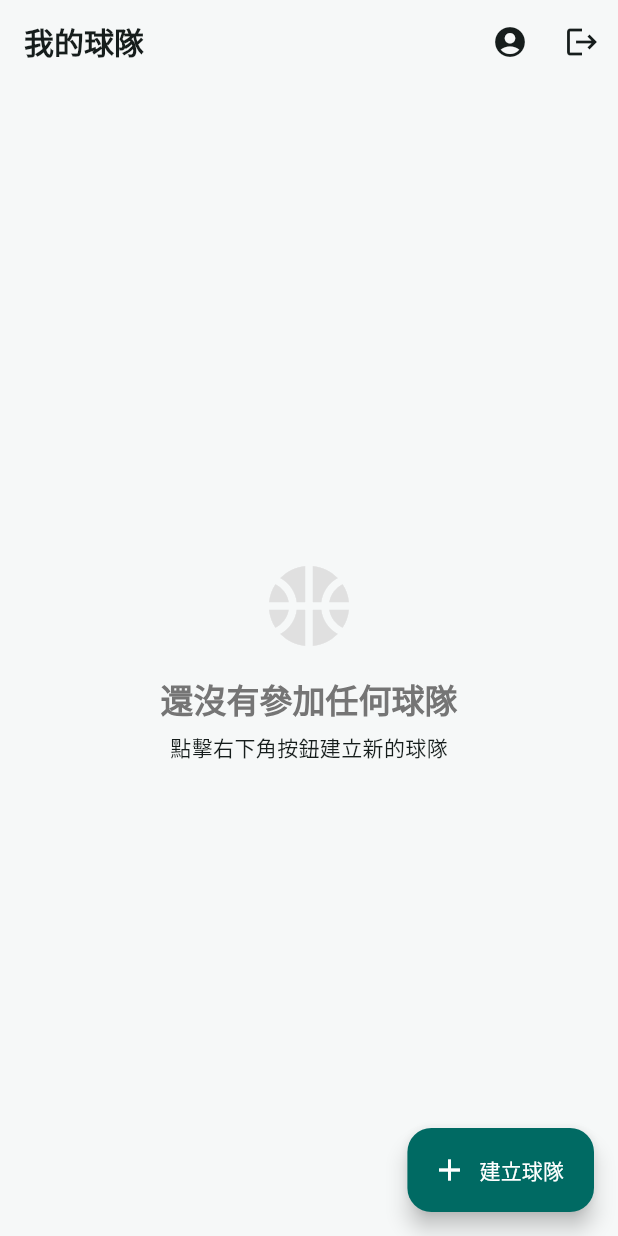
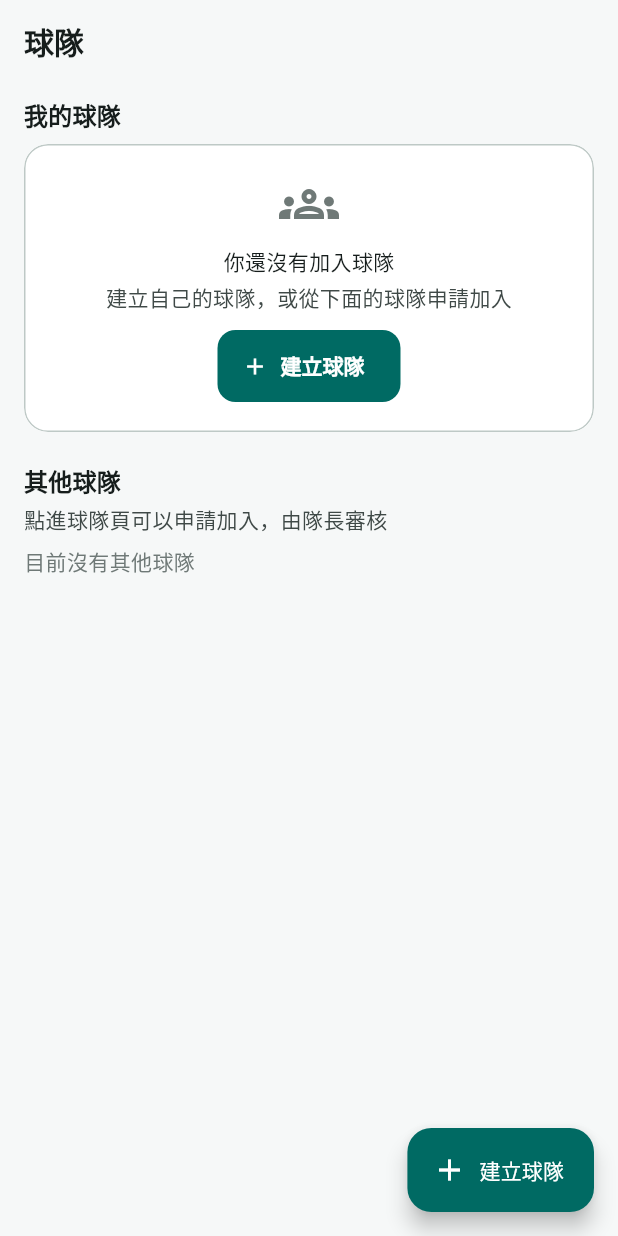
Before and after one commit to misawa3017/Jiuka, a Flutter app: the HomeScreen screen opened by its route, on a phone screen of 412 x 824 dp. Run offline on Flutter 3.47's test engine with Material 3 defaults, Android fonts, the phone set to English and light mode, and no system bars; our stand-ins replace cloud_firestore, cloud_functions, firebase_auth, firebase_core, firebase_messaging, go_router and 4 more; missing offline and left inert: dart:ui_web; accounts and stored records are empty.

Commit message:
球隊入口移到首頁，球隊頁分成我的球隊與其他球隊
- 首頁頂部新增「球隊」圖示，一鍵進入
- 球隊頁分成「我的球隊」（標示隊長／幹部／隊員）與「其他球隊」
  （點進去可申請加入），原本混在一起列出全部球隊
- 沒有球隊時顯示「建立球隊」按鈕；改用新版卡片設計

Co-Authored-By: Claude Opus 5.5 <noreply@anthropic.com>

```diff
--- a/lib/features/home/screens/explore_screen.dart
+++ b/lib/features/home/screens/explore_screen.dart
@@ -94,6 +94,11 @@ class _ExploreScreenState extends State<ExploreScreen> {
           if (auth.isAuthenticated) ...[
             NotificationBell(userId: auth.currentUser!.id),
             IconButton(
+              tooltip: '球隊',
+              onPressed: () => context.push('/groups'),
+              icon: const Icon(Icons.groups_outlined),
+            ),
+            IconButton(
               tooltip: '我的場次',
               onPressed: () => context.push('/my-events'),
               icon: const Icon(Icons.event_note_outlined),
@@ -112,7 +117,7 @@ class _ExploreScreenState extends State<ExploreScreen> {
                 ),
                 const PopupMenuDivider(),
                 const PopupMenuItem(value: '/profile', child: Text('個人檔案')),
-                const PopupMenuItem(value: '/groups', child: Text('我的球隊')),
+                const PopupMenuItem(value: '/groups', child: Text('球隊')),
                 if (auth.isAdmin)
                   const PopupMenuItem(value: '/admin', child: Text('管理後台')),
                 const PopupMenuItem(value: 'logout', child: Text('登出')),
--- a/lib/features/home/screens/home_screen.dart
+++ b/lib/features/home/screens/home_screen.dart
@@ -1,9 +1,13 @@
 import 'package:flutter/material.dart';
+import 'package:go_router/go_router.dart';
 import 'package:provider/provider.dart';
-import 'package:go_router/go_router.dart';
+
+import '../../../components/content_width.dart';
 import '../../auth/repositories/auth_repository.dart';
+import '../../groups/models/group_model.dart';
 import '../../groups/repositories/group_repository.dart';
 
+/// 球隊總覽：上面是自己加入的球隊（標示角色），下面是其他球隊（點進去可申請加入）。
 class HomeScreen extends StatelessWidget {
   const HomeScreen({super.key});
 
@@ -11,35 +15,20 @@ class HomeScreen extends StatelessWidget {
   Widget build(BuildContext context) {
     final authRepo = context.watch<AuthRepository>();
     final groupRepo = context.watch<GroupRepository>();
-
-    // If not logged in, show welcome/login prompt (Ideally Router handles redirect)
-    if (!authRepo.isAuthenticated) {
-      return Scaffold(body: Center(child: CircularProgressIndicator()));
+    final user = authRepo.currentUser;
+    if (user == null) {
+      return const Scaffold(body: Center(child: CircularProgressIndicator()));
     }
-
-    final user = authRepo.currentUser!;
-    final allGroups = groupRepo.groups;
+    final theme = Theme.of(context);
+    final mine = groupRepo.groups.where((g) => g.isMember(user.id)).toList();
+    final others = groupRepo.groups.where((g) => !g.isMember(user.id)).toList();
 
     return Scaffold(
-      appBar: AppBar(
-        title: const Text('我的球隊'),
-        actions: [
-          IconButton(
-            icon: const Icon(Icons.account_circle),
-            onPressed: () => context.push('/profile'),
-          ),
-          IconButton(
-            icon: const Icon(Icons.logout),
-            onPressed: () async {
-              await authRepo.logout();
-              if (context.mounted && authRepo.errorMessage != null) {
-                ScaffoldMessenger.of(
-                  context,
-                ).showSnackBar(SnackBar(content: Text(authRepo.errorMessage!)));
-              }
-            },
-          ),
-        ],
+      appBar: AppBar(title: const Text('球隊')),
+      floatingActionButton: FloatingActionButton.extended(
+        onPressed: () => context.push('/create-group'),
+        icon: const Icon(Icons.add),
+        label: const Text('建立球隊'),
       ),
       body: groupRepo.isLoading
           ? const Center(child: CircularProgressIndicator())
@@ -57,91 +46,140 @@ class HomeScreen extends StatelessWidget {
                 ],
               ),
             )
-          : allGroups.isEmpty
-          ? Center(
+          : ListView(
+              padding: const EdgeInsets.fromLTRB(16, 8, 16, 96),
+              children: [
+                ContentWidth(
                   child: Column(
-                mainAxisAlignment: MainAxisAlignment.center,
+                    crossAxisAlignment: CrossAxisAlignment.stretch,
+                    children: [
+                      Text('我的球隊', style: theme.textTheme.titleMedium),
+                      const SizedBox(height: 8),
+                      if (mine.isEmpty)
+                        Card(
+                          child: Padding(
+                            padding: const EdgeInsets.all(20),
+                            child: Column(
                               children: [
                                 Icon(
-                    Icons.sports_basketball,
-                    size: 64,
-                    color: Colors.grey[300],
-                  ),
-                  const SizedBox(height: 16),
-                  Text(
-                    '還沒有參加任何球隊',
-                    style: Theme.of(
-                      context,
-                    ).textTheme.titleLarge?.copyWith(color: Colors.grey[600]),
+                                  Icons.groups_outlined,
+                                  size: 40,
+                                  color: theme.colorScheme.outline,
                                 ),
                                 const SizedBox(height: 8),
-                  const Text('點擊右下角按鈕建立新的球隊'),
-                ],
+                                const Text('你還沒有加入球隊'),
+                                const SizedBox(height: 4),
+                                Text(
+                                  '建立自己的球隊，或從下面的球隊申請加入',
+                                  style: TextStyle(
+                                    color: theme.colorScheme.onSurfaceVariant,
                                   ),
-            )
-          : ListView.builder(
-              padding: const EdgeInsets.all(16),
-              itemCount: allGroups
-                  .length, // Show all for demo so we can see created ones easily
-              itemBuilder: (context, index) {
-                final group = allGroups[index];
-                final isMember = group.memberIds.contains(user.id);
-
-                return Card(
-                  elevation: 2,
-                  margin: const EdgeInsets.only(bottom: 12),
-                  child: ListTile(
-                    contentPadding: const EdgeInsets.all(16),
-                    leading: CircleAvatar(
-                      backgroundColor: Theme.of(
-                        context,
-                      ).colorScheme.primaryContainer,
-                      child: Text(group.name[0].toUpperCase()),
                                 ),
-                    title: Text(
-                      group.name,
-                      style: const TextStyle(fontWeight: FontWeight.bold),
-                    ),
-                    subtitle: Column(
-                      crossAxisAlignment: CrossAxisAlignment.start,
-                      children: [
-                        Text(
-                          group.description,
-                          maxLines: 1,
-                          overflow: TextOverflow.ellipsis,
-                        ),
-                        const SizedBox(height: 4),
-                        Row(
-                          children: [
-                            Icon(
-                              Icons.people,
-                              size: 16,
-                              color: Colors.grey[600],
-                            ),
-                            const SizedBox(width: 4),
-                            Text('${group.memberIds.length} 位成員'),
-                          ],
+                                const SizedBox(height: 12),
+                                FilledButton.icon(
+                                  onPressed: () =>
+                                      context.push('/create-group'),
+                                  icon: const Icon(Icons.add),
+                                  label: const Text('建立球隊'),
                                 ),
                               ],
                             ),
-                    trailing: isMember
-                        ? const Chip(
-                            label: Text('已加入'),
-                            visualDensity: VisualDensity.compact,
+                          ),
                         )
-                        : const Icon(Icons.chevron_right),
-                    onTap: () {
-                      context.push('/group/${group.id}');
-                    },
+                      else
+                        for (final group in mine) ...[
+                          _GroupCard(group: group, userId: user.id),
+                          const SizedBox(height: 10),
+                        ],
+                      const SizedBox(height: 20),
+                      Text('其他球隊', style: theme.textTheme.titleMedium),
+                      const SizedBox(height: 4),
+                      Text(
+                        '點進球隊頁可以申請加入，由隊長審核',
+                        style: TextStyle(
+                          color: theme.colorScheme.onSurfaceVariant,
                         ),
-                );
-              },
                       ),
-      floatingActionButton: FloatingActionButton.extended(
-        onPressed: () => context.push('/create-group'),
-        icon: const Icon(Icons.add),
-        label: const Text('建立球隊'),
+                      const SizedBox(height: 8),
+                      if (others.isEmpty)
+                        Text(
+                          '目前沒有其他球隊',
+                          style: TextStyle(color: theme.colorScheme.outline),
+                        )
+                      else
+                        for (final group in others) ...[
+                          _GroupCard(group: group, userId: user.id),
+                          const SizedBox(height: 10),
+                        ],
+                    ],
+                  ),
+                ),
+              ],
             ),
     );
   }
 }
+
+class _GroupCard extends StatelessWidget {
+  final Group group;
+  final String userId;
+  const _GroupCard({required this.group, required this.userId});
+
+  @override
+  Widget build(BuildContext context) {
+    final scheme = Theme.of(context).colorScheme;
+    final role = group.isCaptain(userId)
+        ? '隊長'
+        : group.isOfficer(userId)
+        ? '幹部'
+        : group.isMember(userId)
+        ? '隊員'
+        : null;
+    final captainName = group.memberNames[group.adminId] ?? '';
+    return Card(
+      child: ListTile(
+        contentPadding: const EdgeInsets.fromLTRB(16, 8, 12, 8),
+        leading: CircleAvatar(
+          backgroundColor: scheme.primaryContainer,
+          foregroundColor: scheme.onPrimaryContainer,
+          child: Text(group.name.characters.first),
+        ),
+        title: Text(
+          group.name,
+          style: const TextStyle(fontWeight: FontWeight.w700),
+        ),
+        subtitle: Text(
+          [
+            '${group.memberIds.length} 位成員'
+                '${captainName.isEmpty ? '' : ' · 隊長 $captainName'}',
+            if (group.description.isNotEmpty) group.description,
+          ].join('\n'),
+          maxLines: 2,
+          overflow: TextOverflow.ellipsis,
+        ),
+        isThreeLine: group.description.isNotEmpty,
+        trailing: role == null
+            ? const Icon(Icons.chevron_right)
+            : Container(
+                padding: const EdgeInsets.symmetric(
+                  horizontal: 10,
+                  vertical: 3,
+                ),
+                decoration: BoxDecoration(
+                  color: scheme.primary.withValues(alpha: 0.12),
+                  borderRadius: BorderRadius.circular(20),
+                ),
+                child: Text(
+                  role,
+                  style: TextStyle(
+                    color: scheme.primary,
+                    fontWeight: FontWeight.w700,
+                    fontSize: 12,
+                  ),
+                ),
+              ),
+        onTap: () => context.push('/group/${group.id}'),
+      ),
+    );
+  }
+}
```
Lines whose indentation alone changed are shown as unchanged.
